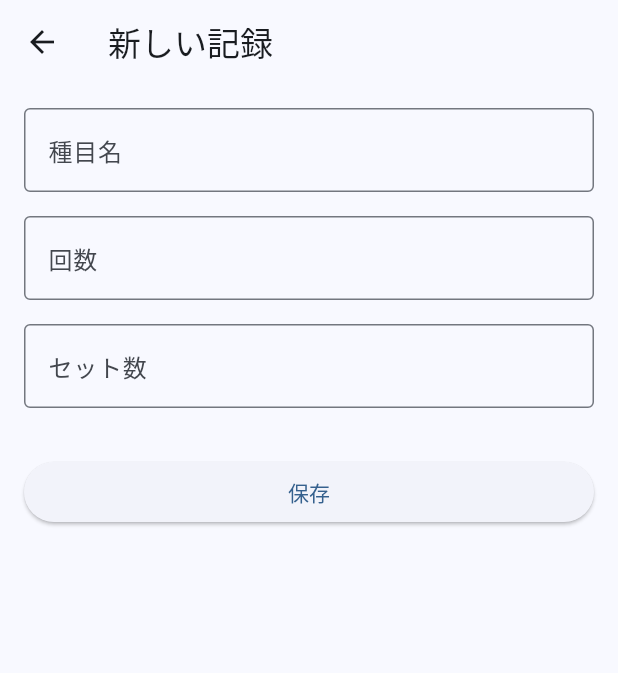
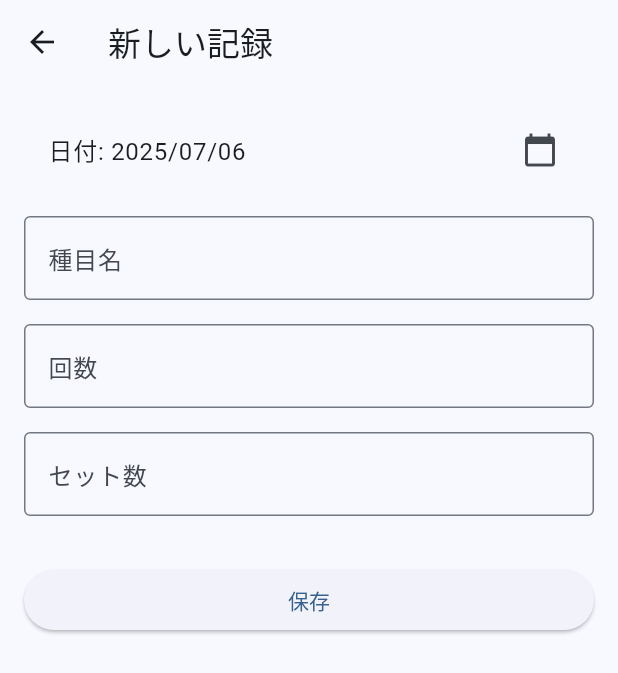
Before and after one commit to inoy/fitlog_notes, a Flutter app: the AddWorkoutScreen screen opened directly, after a tap on "保存", on a phone screen of 412 x 824 dp. Shown: the top 673 px of the screen. Run offline on Flutter 3.47's test engine with Material 3 defaults, Android fonts, the phone set to English and light mode, and no system bars; our stand-ins replace shared_preferences; accounts and stored records are empty.

Commit message:
feat: 筋トレ記録に日付を追加

```diff
--- a/lib/main.dart
+++ b/lib/main.dart
@@ -1,6 +1,7 @@
 import 'package:flutter/material.dart';
 import 'dart:convert';
 import 'package:fitlog_notes/data/workout_repository.dart';
+import 'package:intl/intl.dart';
 
 void main() {
   runApp(const FitlogApp());
@@ -10,19 +11,22 @@ class WorkoutRecord {
   final String name;
   final int reps;
   final int sets;
+  final DateTime date;
 
-  WorkoutRecord({required this.name, required this.reps, required this.sets});
+  WorkoutRecord({required this.name, required this.reps, required this.sets, required this.date});
 
   Map<String, dynamic> toJson() => {
         'name': name,
         'reps': reps,
         'sets': sets,
+        'date': date.toIso8601String(),
       };
 
   factory WorkoutRecord.fromJson(Map<String, dynamic> json) => WorkoutRecord(
         name: json['name'] as String,
         reps: json['reps'] as int,
         sets: json['sets'] as int,
+        date: DateTime.parse(json['date'] as String),
       );
 }
 
@@ -232,6 +236,7 @@ class WorkoutRecordItem extends StatelessWidget {
                     ),
                   ),
                   const SizedBox(height: 8.0),
+                  Text('日付: ${DateFormat('yyyy/MM/dd').format(record.date)}'),
                   Text('回数: ${record.reps}'),
                   Text('セット数: ${record.sets}'),
                 ],
@@ -257,6 +262,7 @@ class _AddWorkoutScreenState extends State<AddWorkoutScreen> {
   final TextEditingController _workoutNameController = TextEditingController();
   final TextEditingController _repsController = TextEditingController();
   final TextEditingController _setsController = TextEditingController();
+  DateTime _selectedDate = DateTime.now();
 
   @override
   void initState() {
@@ -265,6 +271,21 @@ class _AddWorkoutScreenState extends State<AddWorkoutScreen> {
       _workoutNameController.text = widget.initialRecord!.name;
       _repsController.text = widget.initialRecord!.reps.toString();
       _setsController.text = widget.initialRecord!.sets.toString();
+      _selectedDate = widget.initialRecord!.date;
+    }
+  }
+
+  Future<void> _selectDate(BuildContext context) async {
+    final DateTime? picked = await showDatePicker(
+      context: context,
+      initialDate: _selectedDate,
+      firstDate: DateTime(2000),
+      lastDate: DateTime(2101),
+    );
+    if (picked != null && picked != _selectedDate) {
+      setState(() {
+        _selectedDate = picked;
+      });
     }
   }
 
@@ -287,6 +308,12 @@ class _AddWorkoutScreenState extends State<AddWorkoutScreen> {
         child: Column(
           crossAxisAlignment: CrossAxisAlignment.stretch,
           children: [
+            ListTile(
+              title: Text("日付: ${DateFormat('yyyy/MM/dd').format(_selectedDate)}"),
+              trailing: const Icon(Icons.calendar_today),
+              onTap: () => _selectDate(context),
+            ),
+            const SizedBox(height: 16.0),
             TextField(
               controller: _workoutNameController,
               decoration: const InputDecoration(
@@ -324,6 +351,7 @@ class _AddWorkoutScreenState extends State<AddWorkoutScreen> {
                     name: workoutName,
                     reps: reps,
                     sets: sets,
+                    date: _selectedDate,
                   );
                   Navigator.pop(context, newRecord);
                 } else {
--- a/pubspec.yaml
+++ b/pubspec.yaml
@@ -10,6 +10,7 @@ dependencies:
   flutter:
     sdk: flutter
   shared_preferences: ^2.0.0
+  intl: ^0.19.0
 
 dev_dependencies:
   flutter_test:
```
Also changed, not shown: pubspec.lock.
